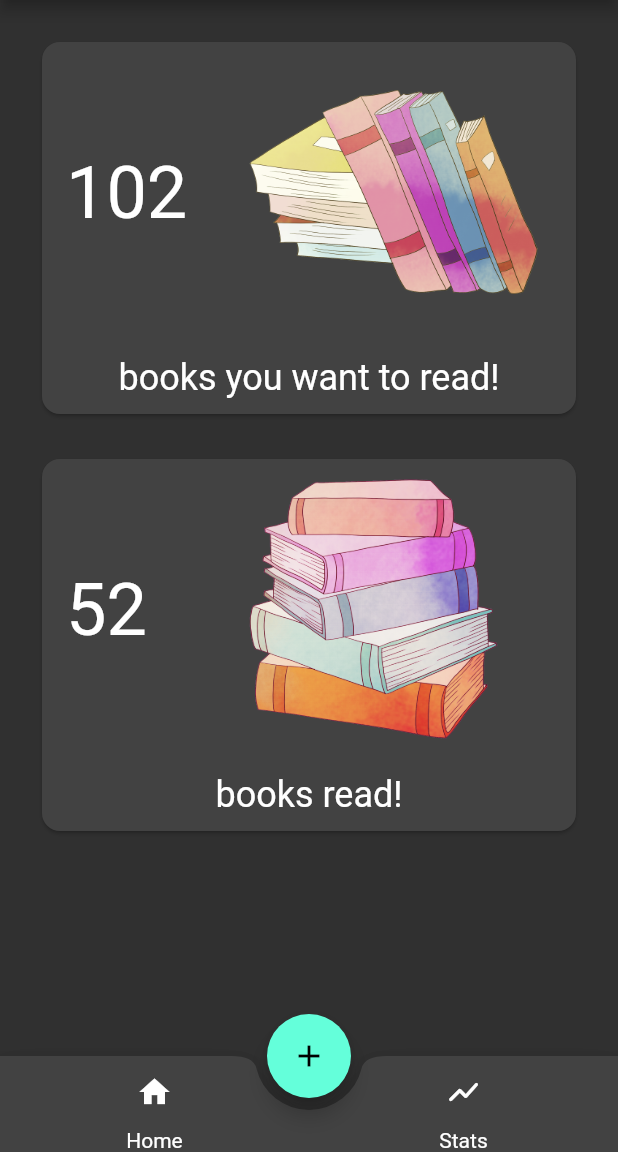
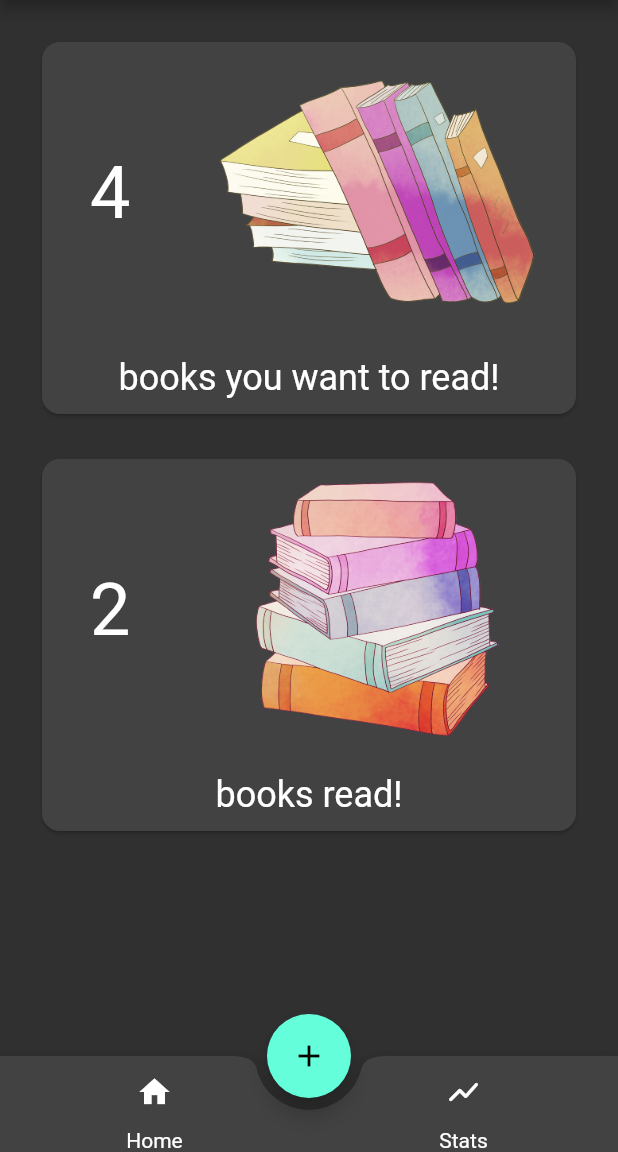
Before and after one commit to CiucurDaniel/BookList, a Flutter app: the screen it shows after launch, after a tap on the "show chart" icon, on a phone screen of 412 x 824 dp, the part 84-1236 px from its top. Run offline on Flutter 3.47's test engine with Material 2 defaults, Android fonts, the phone set to English and light mode, and no system bars; our stand-ins replace bloc, equatable, flutter_bloc, sqflite; accounts and stored records are empty.

Commit message:
Update stats page to get data from cubit

```diff
--- a/lib/presentation/screens/reading_stats.dart
+++ b/lib/presentation/screens/reading_stats.dart
@@ -37,14 +37,14 @@ class ReadingStatsView extends StatelessWidget {
           return Column(
             children: <Widget>[
               StatsCard(
-                  primaryStatsNumber: 102.toString(),
+                  primaryStatsNumber: state.bookWantingToRead.toString(),
                   statsText: 'books you want to read!',
                   imagePath: 'assets/images/creative_color_book.png'),
               const SizedBox(
                 height: 10.0,
               ),
               StatsCard(
-                  primaryStatsNumber: 52.toString(),
+                  primaryStatsNumber: state.bookRead.toString(),
                   statsText: 'books read!',
                   imagePath: 'assets/images/stack_of_books.png'),
             ],
--- a/lib/presentation/widgets/stats_card.dart
+++ b/lib/presentation/widgets/stats_card.dart
@@ -28,7 +28,7 @@ class StatsCard extends StatelessWidget {
           Row(
             children: [
               Padding(
-                padding: const EdgeInsets.all(16.0),
+                padding: const EdgeInsets.all(32.0),
                 child: Text(
                   primaryStatsNumber,
                   style: const TextStyle(fontSize: 48.0),
```
